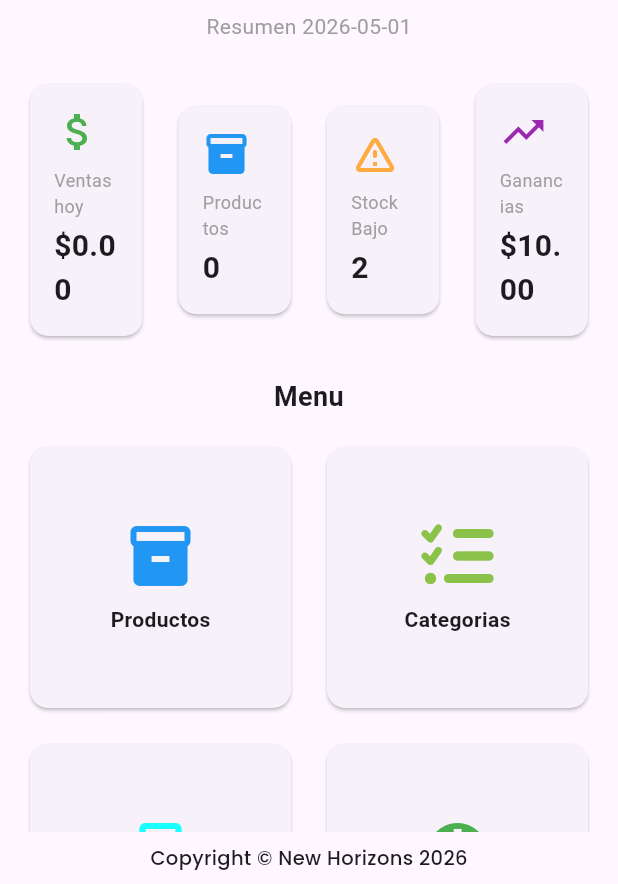
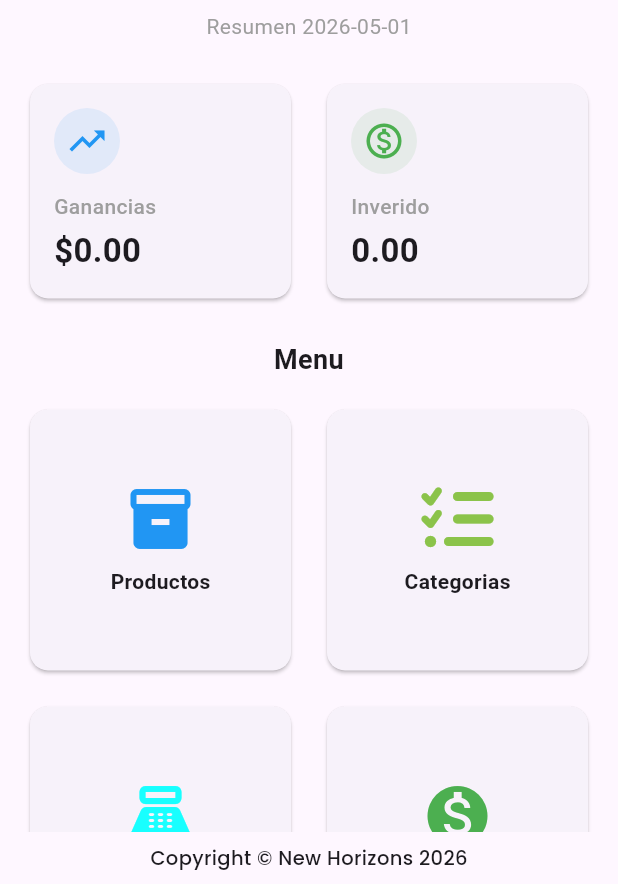
Before and after one commit to Erick360/tiendita, a Flutter app: the HomeScreen screen opened by its route, on a phone screen of 412 x 824 dp, the part 352-1236 px from its top. Run offline on Flutter 3.47's test engine with Material 3 defaults, Android fonts, the phone set to English and light mode, and no system bars; our stand-ins replace drift, flutter_riverpod, font_awesome_flutter, image_picker, local_auth, riverpod; accounts and stored records are empty; generated files the repository leaves out were written again; statements that could not run were skipped.

Commit message:
adding auth functions

```diff
--- /dev/null
+++ b/lib/screens/dashboard/dashboard.dart
@@ -0,0 +1,128 @@
+import 'package:flutter/material.dart';
+import 'package:flutter_riverpod/flutter_riverpod.dart';
+import 'package:tiendita/constants/constants.dart';
+import 'package:tiendita/providers/shopping_provider.dart';
+import 'package:tiendita/widgets/company_avatar.dart';
+import 'package:tiendita/screens/dashboard/metric_card.dart';
+import 'package:tiendita/screens/dashboard/quick_actions_grid.dart';
+import '../../providers/salesProviders.dart';
+import '../../widgets/company_name.dart';
+
+class Dashboard extends ConsumerStatefulWidget {
+  Dashboard({super.key});
+
+  @override
+  ConsumerState<Dashboard> createState() => _DashboardState();
+}
+
+class _DashboardState extends ConsumerState<Dashboard>{
+
+  @override
+  void initState(){
+    super.initState();
+    WidgetsBinding.instance.addPostFrameCallback((_){
+      final now = DateTime.now();
+      ref.read(salesNotifierProvider.notifier).loadSalesPerDay(now);
+      ref.read(shopsNotifierProvider.notifier).loadShopsForDay(now);
+    });
+  }
+
+  @override
+  Widget build(BuildContext context){
+    final sales = ref.watch(salesNotifierProvider);
+    final shops = ref.watch(shopsNotifierProvider);
+
+    double totalSales = 0.0;
+    bool isLoadingSales = false;
+    sales.when(
+      data: (sales) => totalSales = sales.fold(0.0, (sum, sale) => sum + (sale?.total ?? 0.0)),
+      loading: () => isLoadingSales = true,
+      error: (e, stack) => print("Error loading sales: $e"),
+    );
+
+    double totalShops = 0.0;
+    bool isLoadingShops = false;
+    shops.when(
+      data: (shops) => totalShops = shops.fold(0.0, (sum, shop) => sum + (shop?.total ?? 0.0)),
+      loading: () => isLoadingShops = true,
+      error: (e, stack) => print("Error loading shops: $e"),
+    );
+
+    double profit = totalSales - totalShops;
+
+    return SingleChildScrollView(
+      padding: EdgeInsets.all(16),
+      child: Column(
+        crossAxisAlignment: CrossAxisAlignment.center,
+        children: [
+          Column(
+            children: [
+              CompanyAvatar(),
+              SizedBox(height: 10),
+              CompanyName(Colors.black, 20),
+            ],
+          ),
+          const SizedBox(height: 8),
+          Text("Resumen $kDate", style: TextStyle(color: Colors.grey)),
+          const SizedBox(height: 24),
+          Row(
+              children: [
+                        Expanded(
+                            child: MetricCard(
+                                title: "Ganancias",
+                                value: '\$${profit.toStringAsFixed(2)}',
+                                icon: Icons.trending_up,
+                                color: profit >= 0 ? Colors.blue : Colors.red,
+                                isLoading: isLoadingSales,
+                            )
+                        ),
+                const SizedBox(width: 16),
+                        Expanded(
+                            child: MetricCard(
+                                title: "Inverido",
+                                value: "${totalShops.toStringAsFixed(2)}",
+                                icon: Icons.monetization_on_outlined,
+                                color: Colors.green,
+                              isLoading: isLoadingShops,
+                            ),
+                        ),
+                /*
+
+                const SizedBox(width: 16),
+                Expanded(
+                    child: MetricCard(
+                        title: "Productos",
+                        value: "0",
+                        icon: Icons.inventory_2,
+                        color: Colors.blue
+                    )
+                ),
+                */
+
+                /*
+
+                const SizedBox(width: 16),
+                Expanded(
+                    child: MetricCard(
+                        title: "Ganancias",
+                        value: "\$10.00",
+                        icon: Icons.trending_up,
+                        color: Colors.purple
+                    )
+                ),
+                */
+              ],
+          ),
+          const SizedBox(height: 24),
+          Text(
+            'Menu',
+            style: TextStyle(fontSize: 18, fontWeight: FontWeight.bold),
+            textAlign: TextAlign.center,
+          ),
+          SizedBox(height: 16),
+          QuickActionsGrid(),
+        ],
+      ),
+    );
+  }
+}
--- /dev/null
+++ b/lib/screens/dashboard/metric_card.dart
@@ -0,0 +1,55 @@
+import 'package:flutter/material.dart';
+
+class MetricCard extends StatelessWidget {
+  final String title;
+  final String value;
+  final IconData icon;
+  final Color color;
+  final bool isLoading;
+
+  const MetricCard({
+    required this.title,
+    required this.value,
+    required this.icon,
+    required this.color,
+    this.isLoading = false,
+  });
+
+  @override
+  Widget build(BuildContext context) {
+    return Card(
+      child: Padding(
+        padding: EdgeInsets.all(16),
+        child: Column(
+          crossAxisAlignment: CrossAxisAlignment.start,
+          children: [
+            Container(
+              padding: const EdgeInsets.all(8),
+              decoration: BoxDecoration(
+                color: color.withOpacity(0.1),
+                shape: BoxShape.circle,
+              ),
+              child: Icon(icon, color: color, size: 28),
+            ),
+            const SizedBox(height: 12),
+            Text(
+              title,
+              style: const TextStyle(fontSize: 14, color: Colors.grey, fontWeight: FontWeight.w500),
+            ),
+            const SizedBox(height: 4),
+            isLoading
+                ? const SizedBox(
+                height: 20,
+                width: 20,
+                child: CircularProgressIndicator(strokeWidth: 2)
+            )
+                : Text(
+              value,
+              style: const TextStyle(fontSize: 22, fontWeight: FontWeight.bold),
+            ),
+          ],
+        ),
+      ),
+    );
+  }
+}
--- a/lib/widgets/dashboard/quick_actions_grid.dart
+++ b/lib/screens/dashboard/quick_actions_grid.dart
@@ -5,8 +5,7 @@ import 'package:tiendita/screens/shop_details/my_shopping_details.dart';
 import 'package:tiendita/screens/products/products.dart';
 import 'package:tiendita/screens/sales/sales_screen.dart';
 import 'package:tiendita/screens/shops/shopping_screen.dart';
-import 'package:tiendita/widgets/dashboard/quick_action_button.dart';
-
+import 'package:tiendita/screens/dashboard/quick_action_button.dart';
 import '../../screens/category/category_screen.dart';
 import '../../screens/clients/clients_screen.dart';
 import '../../screens/company/company_edit_screen.dart';
--- a/lib/screens/home_page.dart
+++ b/lib/screens/home_page.dart
@@ -1,8 +1,8 @@
 import 'package:flutter/material.dart';
 import 'package:tiendita/screens/settings/settings_screen.dart';
 import 'package:tiendita/widgets/text_data.dart';
-import '../widgets/dashboard/dashboard.dart';
 import 'package:tiendita/widgets/footer.dart';
+import 'dashboard/dashboard.dart';
 
 class HomeScreen extends StatefulWidget {
   const HomeScreen({super.key});
--- a/lib/screens/purveyors/create_purveyors.dart
+++ b/lib/screens/purveyors/create_purveyors.dart
@@ -104,7 +104,7 @@ class _StateCreatePurveyor extends ConsumerState<CreatePurveyor>{
                   border: OutlineInputBorder(),
                   prefixIcon: Icon(Icons.person),
                 ),
-                maxLength: 20,
+                maxLength: 30,
                 validator: (value) {
                   if (value == null || value.trim().isEmpty) {
                     return 'Este campo necesita llenarse';
--- a/lib/screens/settings/settings_screen.dart
+++ b/lib/screens/settings/settings_screen.dart
@@ -1,5 +1,6 @@
 import 'package:flutter/material.dart';
 import 'package:flutter_riverpod/flutter_riverpod.dart';
+import 'package:tiendita/screens/auth/authentication.dart';
 import 'package:tiendita/screens/company/company_edit_screen.dart';
 import 'package:tiendita/widgets/company_name.dart';
 
@@ -66,9 +67,7 @@ class SettingsScreen extends ConsumerWidget{
             title: Text('Seguridad'),
             subtitle: Text('PIN y Huella digital'),
             trailing: Icon(Icons.chevron_right),
-            onTap: (){
-
-            },
+            onTap: () => Navigator.pushReplacementNamed(context, Authentication.id),
           ),
           const Divider(),
           ListTile(
--- a/lib/screens/auth/splash_screen.dart
+++ b/lib/screens/splash_screen.dart
@@ -3,6 +3,7 @@ import 'package:tiendita/providers/company_provider.dart';
 import 'package:flutter_riverpod/flutter_riverpod.dart';
 import 'package:tiendita/screens/home_page.dart';
 import 'package:tiendita/screens/company/company_setup_screen.dart';
+import 'auth/authentication.dart';
 
 class SplashScreen extends ConsumerStatefulWidget{
   const SplashScreen({super.key});
@@ -19,7 +20,8 @@ class _SplashScreenState extends ConsumerState<SplashScreen>{
   }
 
   Future<void> _checkSetup() async{
-    await Future.delayed(const Duration(seconds: 2));
+
+    await Future.delayed(const Duration(seconds: 4));
 
     if(!mounted)return;
 
@@ -27,7 +29,7 @@ class _SplashScreenState extends ConsumerState<SplashScreen>{
     final companyExists = await repository.companyExists();
 
     if(companyExists){
-      Navigator.pushReplacementNamed(context, HomeScreen.id);
+      Navigator.pushReplacementNamed(context, Authentication.id);
     }else{
       Navigator.pushReplacementNamed(context, CompanySetupScreen.id);
     }
--- a/lib/widgets/dashboard/dashboard.dart
+++ /dev/null
@@ -1,81 +0,0 @@
-import 'package:flutter/material.dart';
-import 'package:tiendita/constants/constants.dart';
-import 'package:tiendita/widgets/company_avatar.dart';
-import 'package:tiendita/widgets/dashboard/metric_card.dart';
-import 'package:tiendita/widgets/dashboard/quick_actions_grid.dart';
-
-import '../company_name.dart';
-
-
-class Dashboard extends StatelessWidget{
-  Dashboard({super.key});
-
-  @override
-  Widget build(BuildContext context){
-    return SingleChildScrollView(
-      padding: EdgeInsets.all(16),
-      child: Column(
-        crossAxisAlignment: CrossAxisAlignment.center,
-        children: [
-          Column(
-            children: [
-              CompanyAvatar(),
-              SizedBox(height: 10),
-              CompanyName(Colors.black, 20),
-            ],
-          ),
-          const SizedBox(height: 8),
-          Text("Resumen $kDate", style: TextStyle(color: Colors.grey)),
-          const SizedBox(height: 24),
-          Row(
-              children: [
-                Expanded(
-                    child: MetricCard(
-                        title: "Ventas hoy",
-                        value: '\$0.00',
-                        icon: Icons.attach_money,
-                        color: Colors.green
-                    )
-                ),
-                const SizedBox(width: 16),
-                Expanded(
-                    child: MetricCard(
-                        title: "Productos",
-                        value: "0",
-                        icon: Icons.inventory_2,
-                        color: Colors.blue
-                    )
-                ),
-                const SizedBox(width: 16),
-                Expanded(
-                    child: MetricCard(
-                        title: "Stock Bajo",
-                        value: "2",
-                        icon: Icons.warning_amber_rounded,
-                        color: Colors.orangeAccent
-                    )
-                ),
-                const SizedBox(width: 16),
-                Expanded(
-                    child: MetricCard(
-                        title: "Ganancias",
-                        value: "\$10.00",
-                        icon: Icons.trending_up,
-                        color: Colors.purple
-                    )
-                )
-              ],
-          ),
-          const SizedBox(height: 24),
-          Text(
-            'Menu',
-            style: TextStyle(fontSize: 18, fontWeight: FontWeight.bold),
-            textAlign: TextAlign.center,
-          ),
-          SizedBox(height: 16),
-          QuickActionsGrid(),
-        ],
-      ),
-    );
-  }
-}
--- a/lib/widgets/dashboard/metric_card.dart
+++ /dev/null
@@ -1,41 +0,0 @@
-
-import 'package:flutter/material.dart';
-
-class MetricCard extends StatelessWidget {
-  final String title;
-  final String value;
-  final IconData icon;
-  final Color color;
-
-  const MetricCard({
-    required this.title,
-    required this.value,
-    required this.icon,
-    required this.color,
-  });
-
-  @override
-  Widget build(BuildContext context) {
-    return Card(
-      child: Padding(
-        padding: EdgeInsets.all(16),
-        child: Column(
-          crossAxisAlignment: CrossAxisAlignment.start,
-          children: [
-            Icon(icon, color: color, size: 32),
-            SizedBox(height: 8),
-            Text(
-              title,
-              style: TextStyle(fontSize: 12, color: Colors.grey),
-            ),
-            SizedBox(height: 4),
-            Text(
-              value,
-              style: TextStyle(fontSize: 20, fontWeight: FontWeight.bold),
-            ),
-          ],
-        ),
-      ),
-    );
-  }
-}
--- a/pubspec.yaml
+++ b/pubspec.yaml
@@ -25,6 +25,7 @@ dependencies:
   image_picker: ^1.2.1
   riverpod: any
   intl: ^0.20.2
+  fluttertoast: ^9.0.0
 
 dev_dependencies:
   flutter_launcher_icons: ^0.13.1
```
Also changed, not shown: lib/main.dart (+5 -3 lines), lib/screens/auth/authentication.dart (added, +141 -0 lines), lib/screens/dashboard/quick_action_button.dart (renamed from lib/widgets/dashboard/quick_action_button.dart), pubspec.lock, 2 other files.
